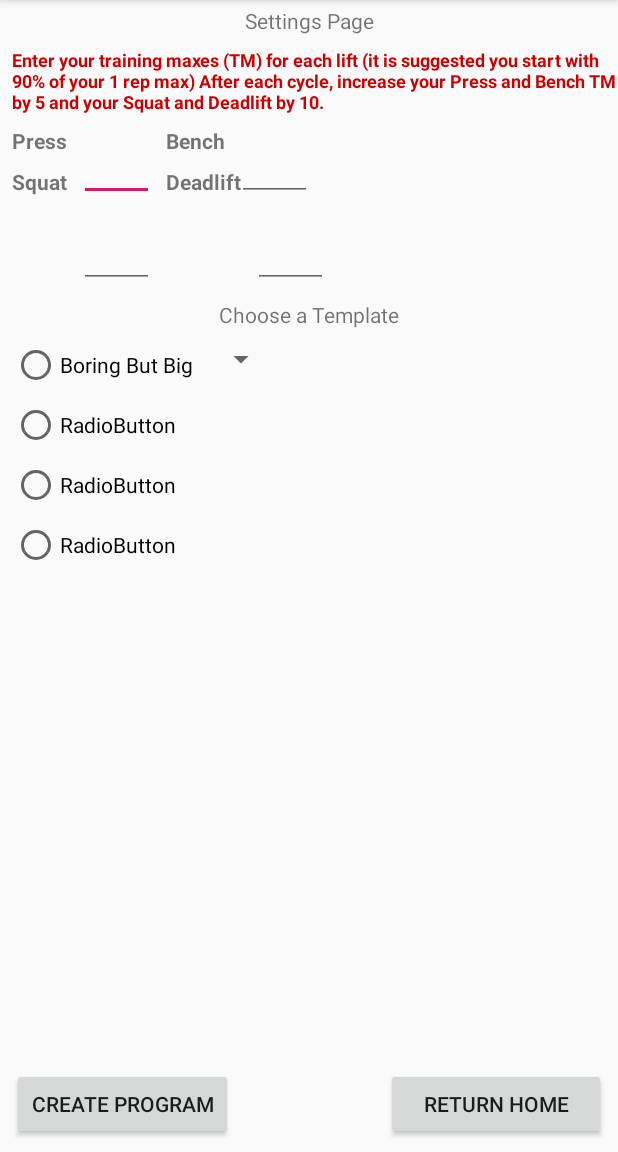
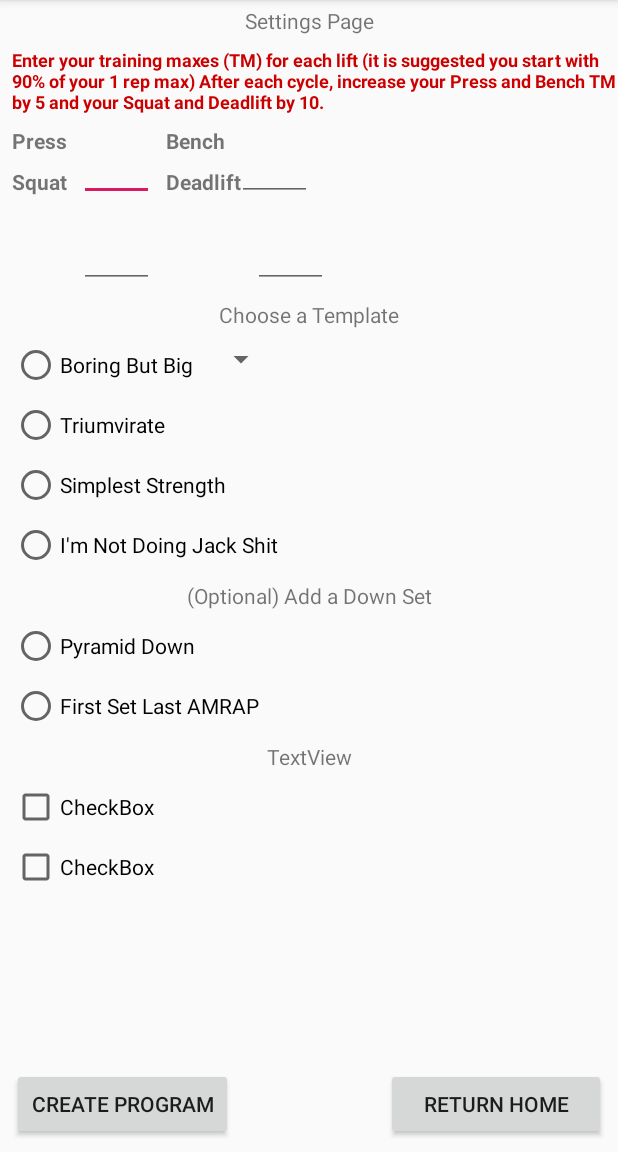
Before and after one commit to JacobPox/IronBeast, an Android app: the Settings screen opened directly, with no data from a screen before it, on a phone screen of 412 x 824 dp, the part 84-1236 px from its top. Run offline under Robolectric (Android 15) with nearby library versions, the phone set to English and light mode, and no system bars.

Commit message:
Add visuals for down sets and joker sets

```diff
--- a/app/src/main/res/layout/activity_settings.xml
+++ b/app/src/main/res/layout/activity_settings.xml
@@ -201,7 +201,7 @@
         android:layout_marginStart="8dp"
         android:layout_marginLeft="8dp"
         android:layout_marginTop="8dp"
-        android:text="RadioButton"
+        android:text="@string/triumvirateRadioButton"
         app:layout_constraintStart_toStartOf="parent"
         app:layout_constraintTop_toBottomOf="@+id/boringButBigRadioButton" />
 
@@ -212,7 +212,7 @@
         android:layout_marginStart="8dp"
         android:layout_marginLeft="8dp"
         android:layout_marginTop="8dp"
-        android:text="RadioButton"
+        android:text="@string/simplestStrengthRadioButton"
         app:layout_constraintStart_toStartOf="parent"
         app:layout_constraintTop_toBottomOf="@+id/triumvirateRadioButton" />
 
@@ -233,8 +233,80 @@
         android:layout_marginStart="8dp"
         android:layout_marginLeft="8dp"
         android:layout_marginTop="8dp"
-        android:text="RadioButton"
+        android:text="@string/notDoingJackRadioButton"
         app:layout_constraintStart_toStartOf="parent"
         app:layout_constraintTop_toBottomOf="@+id/simplestStrengthRadioButton" />
 
+    <TextView
+        android:id="@+id/downSetTextView"
+        android:layout_width="wrap_content"
+        android:layout_height="wrap_content"
+        android:layout_marginStart="8dp"
+        android:layout_marginLeft="8dp"
+        android:layout_marginTop="8dp"
+        android:layout_marginEnd="8dp"
+        android:layout_marginRight="8dp"
+        android:text="@string/downSetTextView"
+        app:layout_constraintEnd_toEndOf="parent"
+        app:layout_constraintStart_toStartOf="parent"
+        app:layout_constraintTop_toBottomOf="@+id/notDoingJackRadioButton" />
+
+    <RadioButton
+        android:id="@+id/pyramidRadioButton"
+        android:layout_width="wrap_content"
+        android:layout_height="wrap_content"
+        android:layout_marginStart="8dp"
+        android:layout_marginLeft="8dp"
+        android:layout_marginTop="8dp"
+        android:text="@string/pyramidRadioButton"
+        app:layout_constraintStart_toStartOf="parent"
+        app:layout_constraintTop_toBottomOf="@+id/downSetTextView" />
+
+    <RadioButton
+        android:id="@+id/firstSetLastRadioButton"
+        android:layout_width="wrap_content"
+        android:layout_height="wrap_content"
+        android:layout_marginStart="8dp"
+        android:layout_marginLeft="8dp"
+        android:layout_marginTop="8dp"
+        android:text="@string/firstSetLastRadioButton"
+        app:layout_constraintStart_toStartOf="parent"
+        app:layout_constraintTop_toBottomOf="@+id/pyramidRadioButton" />
+
+    <TextView
+        android:id="@+id/jokerTextView"
+        android:layout_width="wrap_content"
+        android:layout_height="wrap_content"
+        android:layout_marginStart="8dp"
+        android:layout_marginLeft="8dp"
+        android:layout_marginTop="8dp"
+        android:layout_marginEnd="8dp"
+        android:layout_marginRight="8dp"
+        android:text="TextView"
+        app:layout_constraintEnd_toEndOf="parent"
+        app:layout_constraintStart_toStartOf="parent"
+        app:layout_constraintTop_toBottomOf="@+id/firstSetLastRadioButton" />
+
+    <CheckBox
+        android:id="@+id/fiveJokerCheckBox"
+        android:layout_width="wrap_content"
+        android:layout_height="wrap_content"
+        android:layout_marginStart="8dp"
+        android:layout_marginLeft="8dp"
+        android:layout_marginTop="8dp"
+        android:text="CheckBox"
+        app:layout_constraintStart_toStartOf="parent"
+        app:layout_constraintTop_toBottomOf="@+id/jokerTextView" />
+
+    <CheckBox
+        android:id="@+id/tenJokerCheckBox"
+        android:layout_width="wrap_content"
+        android:layout_height="wrap_content"
+        android:layout_marginStart="8dp"
+        android:layout_marginLeft="8dp"
+        android:layout_marginTop="8dp"
+        android:text="CheckBox"
+        app:layout_constraintStart_toStartOf="parent"
+        app:layout_constraintTop_toBottomOf="@+id/fiveJokerCheckBox" />
+
 </android.support.constraint.ConstraintLayout>
--- a/app/src/main/res/values/strings.xml
+++ b/app/src/main/res/values/strings.xml
@@ -18,12 +18,21 @@
     <string name="lift2TextView">Squat</string>
     <string name="lift3TextView">Bench</string>
     <string name="lift4TextView">Deadlift</string>
+
     <string name="homeButton">Return Home</string>
     <string name="calculateButton">Create Program</string>
+
     <string name="settingsIntroTextView">Settings Page</string>
-    <!-- <string name="calculateTMButton">Calculate TM</string> -->
+
     <string name="templateTextView">Choose a Template</string>
     <string name="boringButBigRadioButton">Boring But Big</string>
+    <string name="triumvirateRadioButton">Triumvirate</string>
+    <string name="simplestStrengthRadioButton">Simplest Strength</string>
+    <string name="notDoingJackRadioButton">I\'m Not Doing Jack Shit</string>
+
+    <string name="downSetTextView">(Optional) Add a Down Set</string>
+    <string name="pyramidRadioButton">Pyramid Down</string>
+    <string name="firstSetLastRadioButton">First Set Last AMRAP</string>
 
     <!-- activity_program -->
     <string name="programIntroTextView">Program Page</string>
```
